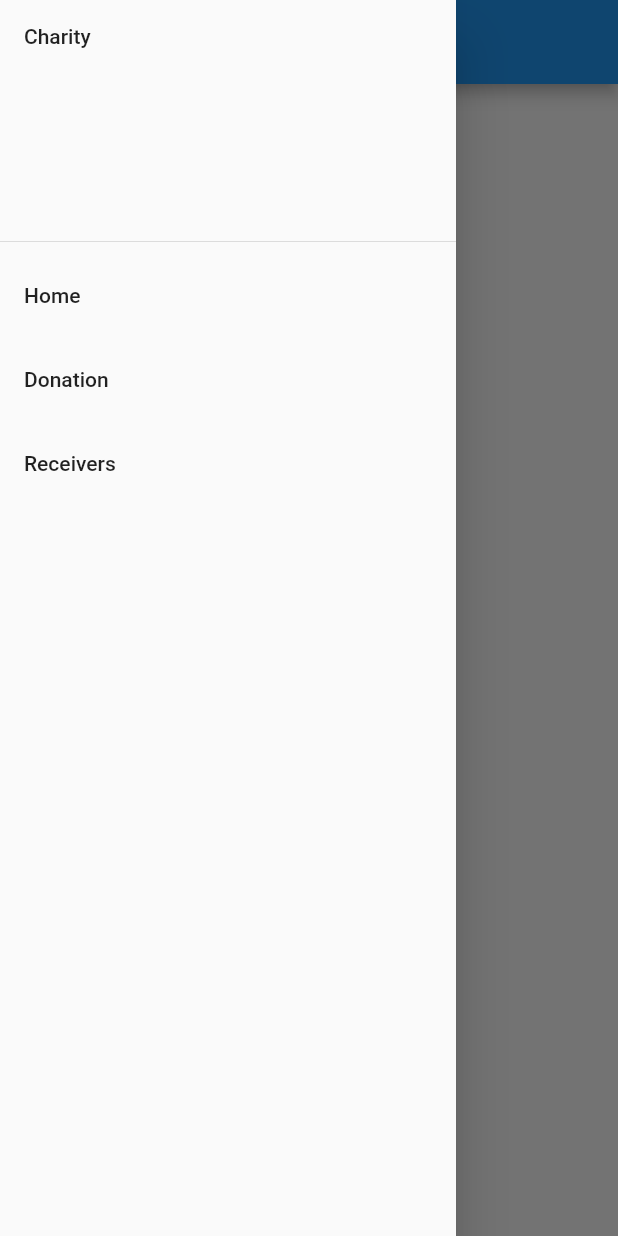
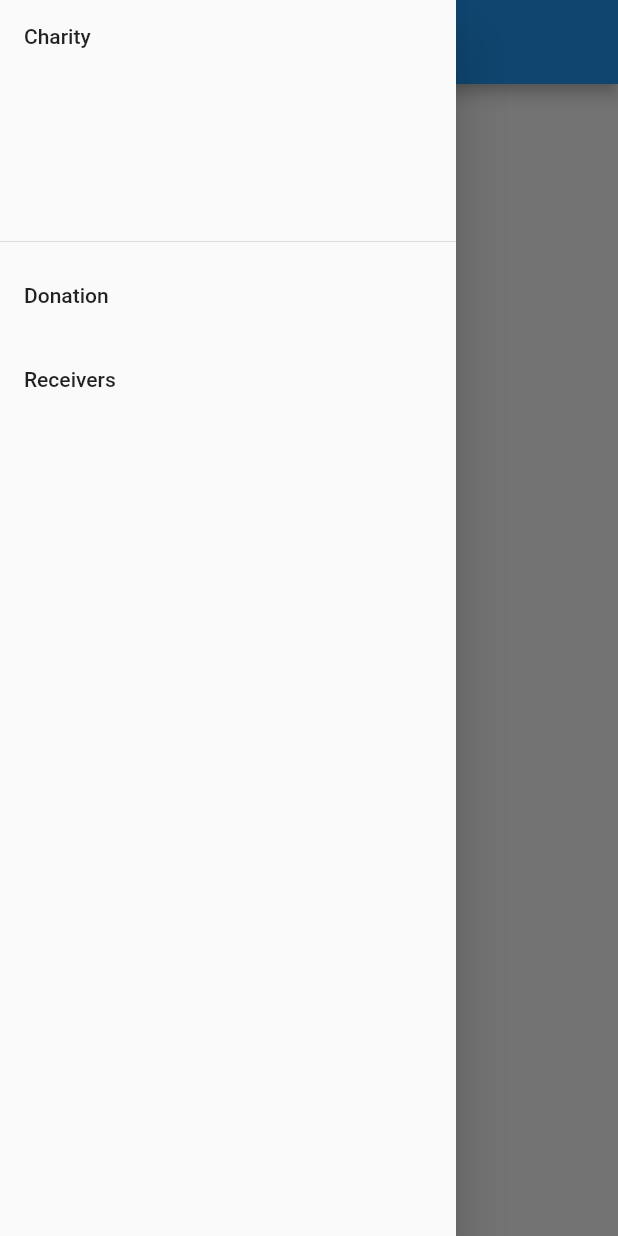
Before and after one commit to DRP-Basket/Basket, a Flutter app: the CharityHomePage screen opened by its route, with the side drawer open, on a phone screen of 412 x 824 dp. Run offline on Flutter 3.47's test engine with Material 2 defaults, Android fonts, the phone set to English and light mode, and no system bars; our stand-ins replace cloud_firestore, firebase_auth, firebase_core, firebase_storage, flutter_datetime_picker, get_it and 3 more; missing offline and left inert: telephony; accounts and stored records are empty.

Commit message:
[wyt119] Removed failing button for charity home page, set charity button to lead to donations page

```diff
--- a/frontend/lib/views/charity/charity_drawer.dart
+++ b/frontend/lib/views/charity/charity_drawer.dart
@@ -16,10 +16,10 @@ class CharityDrawer extends StatelessWidget {
           DrawerHeader(
             child: Text("Charity"),
           ),
-          ListTile(
-            title: Text('Home'),
-            onTap: () => {Navigator.popAndPushNamed(context, CharityHomePage.id)},
-          ),
+          // ListTile(
+          //   title: Text('Home'),
+          //   onTap: () => {Navigator.popAndPushNamed(context, CharityHomePage.id)},
+          // ),
           ListTile(
             title: Text('Donation'),
             onTap: () => {Navigator.popAndPushNamed(context, CharityDonationPage.id)},
--- a/frontend/lib/views/charity/charity_home_page.dart
+++ b/frontend/lib/views/charity/charity_home_page.dart
@@ -22,7 +22,7 @@ class CharityHomePage extends StatelessWidget {
               color: Colors.white,
               size: 30.0,
             ),
-            onPressed: () => SMSSender().sendSMS(context),
+            onPressed: (){},// () => {SMSSender().sendSMS(context),}
           ),
         ),
       ),
--- a/frontend/lib/views/home_page.dart
+++ b/frontend/lib/views/home_page.dart
@@ -5,7 +5,7 @@ import 'package:drp_basket_app/views/receivers/receiver_home_page.dart';
 import 'package:firebase_auth/firebase_auth.dart';
 import 'package:flutter/material.dart';
 
-import 'charity/charity_home_page.dart';
+import 'charity/charity_donation_page.dart';
 
 class HomePage extends StatelessWidget {
   static const String id = "HomePage";
@@ -54,7 +54,7 @@ class HomePage extends StatelessWidget {
           ),
           LongButton(
             text: "Charity",
-            onPressed: () => {Navigator.pushNamed(context, CharityHomePage.id)},
+            onPressed: () => {Navigator.pushNamed(context, CharityDonationPage.id)},
             backgroundColor: Colors.purpleAccent,
             textColor: Colors.white,
           ),
```
